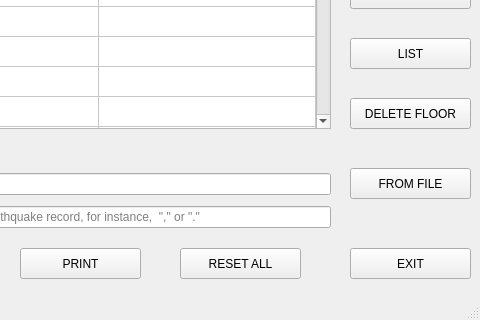
Above: sDynaUi.ui from alitatici/VisualizationOfCodes before the change; both pictures show x 320 to 800 and y 191 to 511 of the 800 by 511 pixel window. Below: the same form after it.
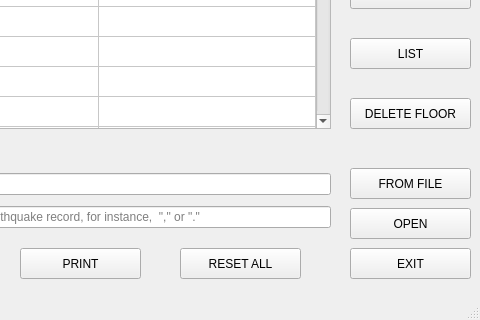
That is the form after the change. Icons and pictures are not drawn.

```diff
--- a/sDynaUi.ui
+++ b/sDynaUi.ui
@@ -1820,6 +1820,22 @@
      <string>SAVE</string>
     </property>
    </widget>
+   <widget class="QPushButton" name="pb_Open">
+    <property name="geometry">
+     <rect>
+      <x>670</x>
+      <y>380</y>
+      <width>121</width>
+      <height>31</height>
+     </rect>
+    </property>
+    <property name="toolTip">
+     <string>To close the window.</string>
+    </property>
+    <property name="text">
+     <string>OPEN</string>
+    </property>
+   </widget>
   </widget>
   <widget class="QMenuBar" name="menubar">
    <property name="geometry">
```
